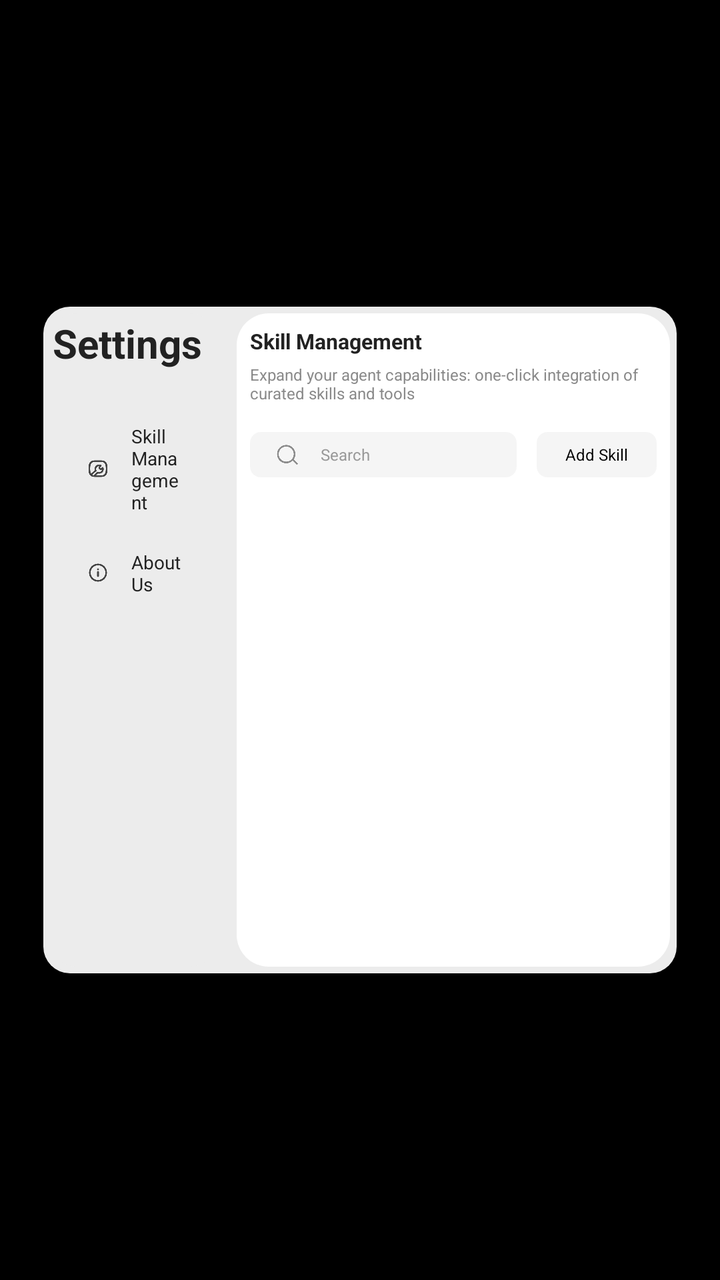
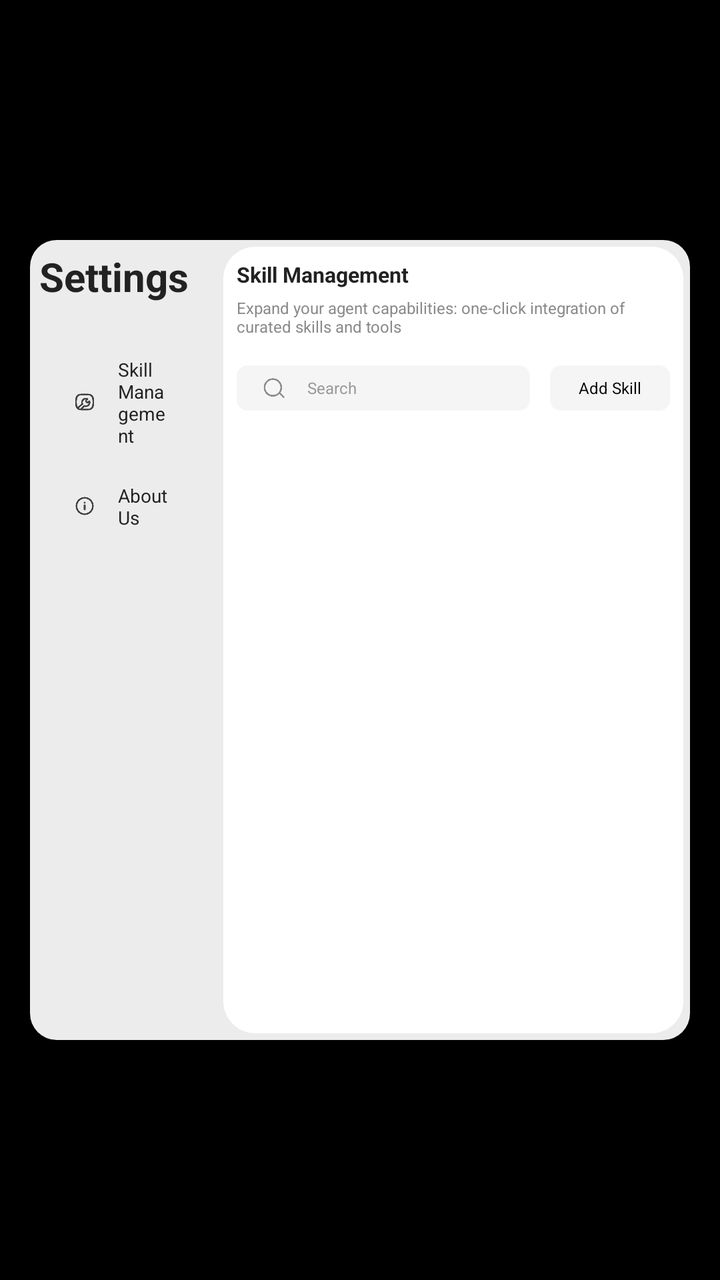

Before-and-after screenshots of an Android layout around one commit, followed by the original layout XML and the change that was made.
<!-- AndroidManifest.xml: application theme Theme.INMOClaw -->
<!-- res/layout/activity_setting.xml -->
<?xml version="1.0" encoding="utf-8"?>
<FrameLayout xmlns:android="http://schemas.android.com/apk/res/android"
    android:layout_width="match_parent"
    android:layout_height="match_parent"
    android:background="#1A000000">

    <LinearLayout
        android:id="@+id/settingDialogContainer"
        android:layout_width="950px"
        android:layout_height="1000px"
        android:background="@drawable/bg_setting_left"
        android:layout_gravity="center"
        android:orientation="vertical"
        android:padding="10px">

        <LinearLayout
            android:layout_width="match_parent"
            android:layout_height="0dp"
            android:layout_weight="1"
            android:orientation="horizontal">

            <LinearLayout
                android:layout_width="250px"
                android:layout_height="match_parent"
                android:background="@drawable/bg_setting_left"
                android:orientation="vertical"
                android:padding="4px">

                <LinearLayout
                    android:layout_width="332px"
                    android:layout_height="wrap_content"
                    android:gravity="center_vertical"
                    android:orientation="horizontal">

                    <TextView
                        android:layout_width="332px"
                        android:layout_height="wrap_content"
                        android:text="@string/setting_title"
                        android:textColor="#222222"
                        android:textSize="20sp"
                        android:textStyle="bold" />
                </LinearLayout>

                <LinearLayout
                    android:id="@+id/menuUsage"
                    android:layout_width="match_parent"
                    android:layout_height="wrap_content"
                    android:gravity="center_vertical"
                    android:orientation="horizontal"
                    android:paddingVertical="20px"
                    android:paddingHorizontal="48px"
                    android:visibility="gone">

                    <ImageView
                        android:layout_width="40px"
                        android:layout_height="40px"
                        android:src="@mipmap/list_data"
                        android:tint="#444444" />

                    <TextView
                        android:layout_width="wrap_content"
                        android:layout_height="wrap_content"
                        android:layout_marginStart="10dp"
                        android:text="@string/setting_menu_usage_stats"
                        android:textColor="#222222"
                        android:textSize="28px" />
                </LinearLayout>

                <LinearLayout
                    android:id="@+id/menuSkill"
                    android:layout_width="match_parent"
                    android:layout_height="wrap_content"
                    android:layout_marginTop="60px"
                    android:gravity="center"
                    android:orientation="horizontal"
                    android:paddingVertical="20px"
                    android:paddingHorizontal="48px">

                    <ImageView
                        android:layout_width="40px"
                        android:layout_height="40px"
                        android:src="@mipmap/list_skill"
                        android:tint="#444444" />

                    <TextView
                        android:layout_width="wrap_content"
                        android:layout_height="wrap_content"
                        android:layout_marginStart="10dp"
                        android:text="@string/setting_menu_skill_management"
                        android:textColor="#222222"
                        android:textSize="28px" />
                </LinearLayout>

                <LinearLayout
                    android:id="@+id/menuAbout"
                    android:layout_width="match_parent"
                    android:layout_height="wrap_content"
                    android:layout_marginTop="12px"
                    android:gravity="center"
                    android:orientation="horizontal"
                    android:paddingVertical="20px"
                    android:paddingHorizontal="48px">

                    <ImageView
                        android:layout_width="40px"
                        android:layout_height="40px"
                        android:src="@mipmap/list_about"
                        android:tint="#444444" />

                    <TextView
                        android:layout_width="wrap_content"
                        android:layout_height="wrap_content"
                        android:layout_marginStart="10dp"
                        android:text="@string/setting_menu_about_us"
                        android:textColor="#222222"
                        android:textSize="28px" />
                </LinearLayout>
            </LinearLayout>

            <FrameLayout
                android:layout_width="0dp"
                android:layout_height="match_parent"
                android:layout_marginStart="10dp"
                android:layout_weight="1"
                android:background="@drawable/bg_setting_right"
                android:padding="20px">

                <LinearLayout
                    android:id="@+id/pageSkill"
                    android:layout_width="match_parent"
                    android:layout_height="match_parent"
                    android:orientation="vertical"
                    android:visibility="visible">

                    <TextView
                        android:layout_width="wrap_content"
                        android:layout_height="wrap_content"
                        android:text="@string/setting_skill_page_title"
                        android:textColor="#222222"
                        android:textSize="32px"
                        android:textStyle="bold" />

                    <TextView
                        android:layout_width="wrap_content"
                        android:layout_height="wrap_content"
                        android:layout_marginTop="4dp"
                        android:text="@string/setting_skill_page_subtitle"
                        android:textColor="#8A8A8A"
                        android:textSize="24px" />

                    <LinearLayout
                        android:layout_width="match_parent"
                        android:layout_height="68px"
                        android:layout_marginTop="14dp"
                        android:gravity="center_vertical"
                        android:orientation="horizontal">

                        <LinearLayout
                            android:layout_width="0dp"
                            android:layout_height="match_parent"
                            android:layout_weight="1"
                            android:background="@drawable/bg_search"
                            android:gravity="center_vertical"
                            android:orientation="horizontal"
                            android:paddingHorizontal="12dp">

                            <ImageView
                                android:layout_width="40px"
                                android:layout_height="40px"
                                android:src="@mipmap/icon_search" />

                            <EditText
                                android:id="@+id/etSkillSearch"
                                android:layout_width="0dp"
                                android:layout_height="match_parent"
                                android:layout_weight="1"
                                android:background="@android:color/transparent"
                                android:hint="@string/setting_skill_search_hint"
                                android:imeOptions="actionSearch"
                                android:inputType="text"
                                android:textSize="24px"
                                android:paddingStart="10dp"
                                android:singleLine="true"
                                android:textColor="#333333"
                                android:textColorHint="#999999" />
                        </LinearLayout>

                        <TextView
                            android:id="@+id/btnAddSkill"
                            android:layout_width="60dp"
                            android:layout_height="match_parent"
                            android:layout_marginStart="10dp"
                            android:background="@drawable/bg_add_skill"
                            android:gravity="center"
                            android:text="@string/setting_add_skill"
                            android:textColor="#000000"
                            android:textSize="24px" />
                    </LinearLayout>

                    <ScrollView
                        android:layout_width="match_parent"
                        android:layout_height="0dp"
                        android:layout_marginTop="12dp"
                        android:layout_weight="1"
                        android:fillViewport="true"
                        android:overScrollMode="never"
                        android:scrollbars="vertical">

                        <LinearLayout
                            android:id="@+id/skillContainer"
                            android:layout_width="match_parent"
                            android:layout_height="wrap_content"
                            android:orientation="vertical" />
                    </ScrollView>
                </LinearLayout>

                <View
                    android:id="@+id/pageUsage"
                    android:layout_width="0dp"
                    android:layout_height="0dp"
                    android:visibility="gone" />

                <LinearLayout
                    android:id="@+id/pageAbout"
                    android:layout_width="match_parent"
                    android:layout_height="match_parent"
                    android:orientation="vertical"
                    android:visibility="gone">

                    <TextView
                        android:layout_width="wrap_content"
                        android:layout_height="wrap_content"
                        android:text="@string/setting_menu_about_us"
                        android:textColor="#222222"
                        android:textSize="32px"
                        android:textStyle="bold" />

                    <LinearLayout
                        android:layout_width="match_parent"
                        android:layout_height="wrap_content"
                        android:layout_marginTop="8dp"
                        android:gravity="center_horizontal"
                        android:orientation="vertical">

                        <ImageView
                            android:layout_width="200px"
                            android:layout_height="140px"
                            android:adjustViewBounds="true"
                            android:src="@mipmap/about_icon" />

                        <ImageView
                            android:layout_width="262px"
                            android:layout_height="80px"
                            android:layout_marginTop="8px"
                            android:adjustViewBounds="true"
                            android:src="@mipmap/about_title" />
                    </LinearLayout>

                    <LinearLayout
                        android:layout_width="match_parent"
                        android:layout_height="0dp"
                        android:layout_marginTop="10px"
                        android:paddingHorizontal="10px"
                        android:layout_weight="1"
                        android:orientation="vertical"
                        android:paddingTop="12dp">

                        <LinearLayout
                            android:id="@+id/rowCurrentVersion"
                            android:layout_width="match_parent"
                            android:layout_height="80px"
                            android:layout_marginHorizontal="4dp"
                            android:background="@drawable/bg_about_item"
                            android:gravity="center_vertical"
                            android:orientation="horizontal"
                            android:paddingHorizontal="28px">

                            <TextView
                                android:layout_width="wrap_content"
                                android:layout_height="wrap_content"
                                android:text="@string/setting_current_version"
                                android:textColor="#222222"
                                android:textSize="24px" />

                            <TextView
                                android:id="@+id/tvVersion"
                                android:layout_width="wrap_content"
                                android:layout_height="wrap_content"
                                android:layout_marginStart="8px"
                                android:text="V-"
                                android:textColor="#999999"
                                android:textSize="20px" />

                            <View
                                android:layout_width="0dp"
                                android:layout_height="0dp"
                                android:layout_weight="1" />

                            <ImageView
                                android:layout_width="24px"
                                android:layout_height="24px"
                                android:layout_marginStart="12px"
                                android:visibility="gone"
                                android:src="@mipmap/arrow_right"
                                android:tint="#B1B1B1" />
                        </LinearLayout>

                        <LinearLayout
                            android:id="@+id/rowUserAgreement"
                            android:layout_width="match_parent"
                            android:layout_height="80px"
                            android:layout_marginHorizontal="4dp"
                            android:layout_marginTop="20px"
                            android:background="@drawable/bg_about_item"
                            android:gravity="center_vertical"
                            android:orientation="horizontal"
                            android:paddingHorizontal="28px">

                            <TextView
                                android:layout_width="0dp"
                                android:layout_height="wrap_content"
                                android:layout_weight="1"
                                android:text="@string/setting_user_agreement"
                                android:textColor="#222222"
                                android:textSize="24px" />

                            <ImageView
                                android:layout_width="40px"
                                android:layout_height="40px"
                                android:src="@mipmap/arrow_right"
                                android:tint="#B1B1B1" />
                        </LinearLayout>

                        <LinearLayout
                            android:id="@+id/rowPrivacyPolicy"
                            android:layout_width="match_parent"
                            android:layout_height="80px"
                            android:layout_marginHorizontal="4dp"
                            android:layout_marginTop="20px"
                            android:background="@drawable/bg_about_item"
                            android:gravity="center_vertical"
                            android:orientation="horizontal"
                            android:paddingHorizontal="28px">

                            <TextView
                                android:layout_width="0dp"
                                android:layout_height="wrap_content"
                                android:layout_weight="1"
                                android:text="@string/setting_privacy_policy"
                                android:textColor="#222222"
                                android:textSize="24px" />

                            <ImageView
                                android:layout_width="40px"
                                android:layout_height="40px"
                                android:src="@mipmap/arrow_right"
                                android:tint="#B1B1B1" />
                        </LinearLayout>

                        <LinearLayout
                            android:id="@+id/rowOpenSourceLicense"
                            android:visibility="gone"
                            android:layout_width="match_parent"
                            android:layout_height="80px"
                            android:layout_marginHorizontal="4dp"
                            android:layout_marginTop="20px"
                            android:background="@drawable/bg_about_item"
                            android:gravity="center_vertical"
                            android:orientation="horizontal"
                            android:paddingHorizontal="28px">

                            <TextView
                                android:layout_width="0dp"
                                android:layout_height="wrap_content"
                                android:layout_weight="1"
                                android:text="@string/setting_open_source_license"
                                android:textColor="#222222"
                                android:textSize="24px" />

                            <ImageView
                                android:layout_width="40px"
                                android:layout_height="40px"
                                android:src="@mipmap/arrow_right"
                                android:tint="#B1B1B1" />
                        </LinearLayout>
                    </LinearLayout>
                </LinearLayout>
            </FrameLayout>
        </LinearLayout>
    </LinearLayout>
</FrameLayout>
<!-- resources referenced by this layout -->
<resources>
  <!-- drawable bg_about_item (drawable) -->
  <?xml version="1.0" encoding="utf-8"?>
  <shape xmlns:android="http://schemas.android.com/apk/res/android"
      android:shape="rectangle">
      <solid android:color="#0A000000" />
      <corners android:radius="16px" />
      <stroke
          android:width="1px"
          android:color="#E9E9E9" />
  </shape>
  <!-- drawable bg_add_skill (drawable) -->
  <?xml version="1.0" encoding="utf-8"?>
  <shape xmlns:android="http://schemas.android.com/apk/res/android" android:shape="rectangle">
      <solid android:color="#0A000000" />
      <corners android:radius="16px" />
  </shape>
  <!-- drawable bg_search (drawable) -->
  <?xml version="1.0" encoding="utf-8"?>
  <shape xmlns:android="http://schemas.android.com/apk/res/android" android:shape="rectangle">
      <solid android:color="#0A000000" />
      <corners android:radius="16px" />
  </shape>
  <!-- drawable bg_setting_left (drawable) -->
  <?xml version="1.0" encoding="utf-8"?>
  <shape xmlns:android="http://schemas.android.com/apk/res/android" android:shape="rectangle">
      <solid android:color="#ECECEC" />
      <corners android:radius="40px" />
  </shape>
  <!-- drawable bg_setting_right (drawable) -->
  <?xml version="1.0" encoding="utf-8"?>
  <shape xmlns:android="http://schemas.android.com/apk/res/android" android:shape="rectangle">
      <solid android:color="#FFFFFF" />
      <corners android:radius="16dp" />
  </shape>
  <!-- mipmap about_icon: png bitmap (mipmap-xhdpi, 211144 bytes) -->
  <!-- mipmap about_title: png bitmap (mipmap-xhdpi, 10012 bytes) -->
  <!-- mipmap arrow_right: png bitmap (mipmap-xhdpi, 747 bytes) -->
  <!-- mipmap icon_search: png bitmap (mipmap-xhdpi, 2284 bytes) -->
  <!-- mipmap list_about: png bitmap (mipmap-xhdpi, 1510 bytes) -->
  <!-- mipmap list_data: png bitmap (mipmap-xhdpi, 1229 bytes) -->
  <!-- mipmap list_skill: png bitmap (mipmap-xhdpi, 1905 bytes) -->
  <string name="setting_add_skill">Add Skill</string>
  <string name="setting_current_version">Current Version</string>
  <string name="setting_menu_about_us">About Us</string>
  <string name="setting_menu_skill_management">Skill Management</string>
  <string name="setting_menu_usage_stats">Usage Statistics</string>
  <string name="setting_open_source_license">Open Source License</string>
  <string name="setting_privacy_policy">Privacy Policy</string>
  <string name="setting_skill_page_subtitle">Expand your agent capabilities: one-click integration of curated skills and tools</string>
  <string name="setting_skill_page_title">Skill Management</string>
  <string name="setting_skill_search_hint">Search</string>
  <string name="setting_title">Settings</string>
  <string name="setting_user_agreement">User Agreement</string>
  <style name="Theme.INMOClaw" parent="Base.Theme.INMOClaw" />
  <style name="Base.Theme.INMOClaw" parent="Theme.Material3.DayNight.NoActionBar">
          
          <item name="android:defaultFocusHighlightEnabled" tools:targetApi="o">false</item>
          <item name="android:statusBarColor">@android:color/transparent</item>
          <item name="android:windowLightStatusBar">false</item>
          <item name="colorPrimary">@color/brand_primary</item>
          <item name="android:colorBackground">@color/black</item>
          <item name="android:windowBackground">@color/black</item>
      </style>
  <color name="brand_primary">#3978F3</color>
  <color name="black">#FF000000</color>
</resources>

<!-- the commit's change to res/layout/activity_setting.xml (unified diff, before → after) -->
@@ -6,8 +6,9 @@
 
     <LinearLayout
         android:id="@+id/settingDialogContainer"
-        android:layout_width="950px"
-        android:layout_height="1000px"
+        android:layout_width="match_parent"
+        android:layout_marginHorizontal="15dp"
+        android:layout_height="1200px"
         android:background="@drawable/bg_setting_left"
         android:layout_gravity="center"
         android:orientation="vertical"
@@ -248,12 +249,15 @@
                             android:adjustViewBounds="true"
                             android:src="@mipmap/about_icon" />
 
-                        <ImageView
+                        <TextView
+                            android:gravity="center"
+                            android:textStyle="bold"
                             android:layout_width="262px"
                             android:layout_height="80px"
                             android:layout_marginTop="8px"
                             android:adjustViewBounds="true"
-                            android:src="@mipmap/about_title" />
+                            android:textSize="40px"
+                            android:text="@string/app_name" />
                     </LinearLayout>
 
                     <LinearLayout
@@ -268,7 +272,7 @@
                         <LinearLayout
                             android:id="@+id/rowCurrentVersion"
                             android:layout_width="match_parent"
-                            android:layout_height="80px"
+                            android:layout_height="100px"
                             android:layout_marginHorizontal="4dp"
                             android:background="@drawable/bg_about_item"
                             android:gravity="center_vertical"
@@ -280,7 +284,7 @@
                                 android:layout_height="wrap_content"
                                 android:text="@string/setting_current_version"
                                 android:textColor="#222222"
-                                android:textSize="24px" />
+                                android:textSize="28px" />
 
                             <TextView
                                 android:id="@+id/tvVersion"
@@ -289,7 +293,7 @@
                                 android:layout_marginStart="8px"
                                 android:text="V-"
                                 android:textColor="#999999"
-                                android:textSize="20px" />
+                                android:textSize="24px" />
 
                             <View
                                 android:layout_width="0dp"
@@ -308,7 +312,7 @@
                         <LinearLayout
                             android:id="@+id/rowUserAgreement"
                             android:layout_width="match_parent"
-                            android:layout_height="80px"
+                            android:layout_height="100px"
                             android:layout_marginHorizontal="4dp"
                             android:layout_marginTop="20px"
                             android:background="@drawable/bg_about_item"
@@ -322,7 +326,7 @@
                                 android:layout_weight="1"
                                 android:text="@string/setting_user_agreement"
                                 android:textColor="#222222"
-                                android:textSize="24px" />
+                                android:textSize="28px" />
 
                             <ImageView
                                 android:layout_width="40px"
@@ -334,7 +338,7 @@
                         <LinearLayout
                             android:id="@+id/rowPrivacyPolicy"
                             android:layout_width="match_parent"
-                            android:layout_height="80px"
+                            android:layout_height="100px"
                             android:layout_marginHorizontal="4dp"
                             android:layout_marginTop="20px"
                             android:background="@drawable/bg_about_item"
@@ -348,7 +352,7 @@
                                 android:layout_weight="1"
                                 android:text="@string/setting_privacy_policy"
                                 android:textColor="#222222"
-                                android:textSize="24px" />
+                                android:textSize="28px" />
 
                             <ImageView
                                 android:layout_width="40px"
@@ -361,7 +365,7 @@
                             android:id="@+id/rowOpenSourceLicense"
                             android:visibility="gone"
                             android:layout_width="match_parent"
-                            android:layout_height="80px"
+                            android:layout_height="100px"
                             android:layout_marginHorizontal="4dp"
                             android:layout_marginTop="20px"
                             android:background="@drawable/bg_about_item"
@@ -375,7 +379,7 @@
                                 android:layout_weight="1"
                                 android:text="@string/setting_open_source_license"
                                 android:textColor="#222222"
-                                android:textSize="24px" />
+                                android:textSize="28px" />
 
                             <ImageView
                                 android:layout_width="40px"
<!-- resource entries referenced after the edit -->
@@ -35,12 +35,12 @@
       <corners android:radius="16dp" />
   </shape>
   <!-- mipmap about_icon: png bitmap (mipmap-xhdpi, 211144 bytes) -->
-  <!-- mipmap about_title: png bitmap (mipmap-xhdpi, 10012 bytes) -->
   <!-- mipmap arrow_right: png bitmap (mipmap-xhdpi, 747 bytes) -->
   <!-- mipmap icon_search: png bitmap (mipmap-xhdpi, 2284 bytes) -->
   <!-- mipmap list_about: png bitmap (mipmap-xhdpi, 1510 bytes) -->
   <!-- mipmap list_data: png bitmap (mipmap-xhdpi, 1229 bytes) -->
   <!-- mipmap list_skill: png bitmap (mipmap-xhdpi, 1905 bytes) -->
+  <string name="app_name">AgentClaw</string>
   <string name="setting_add_skill">Add Skill</string>
   <string name="setting_current_version">Current Version</string>
   <string name="setting_menu_about_us">About Us</string>
